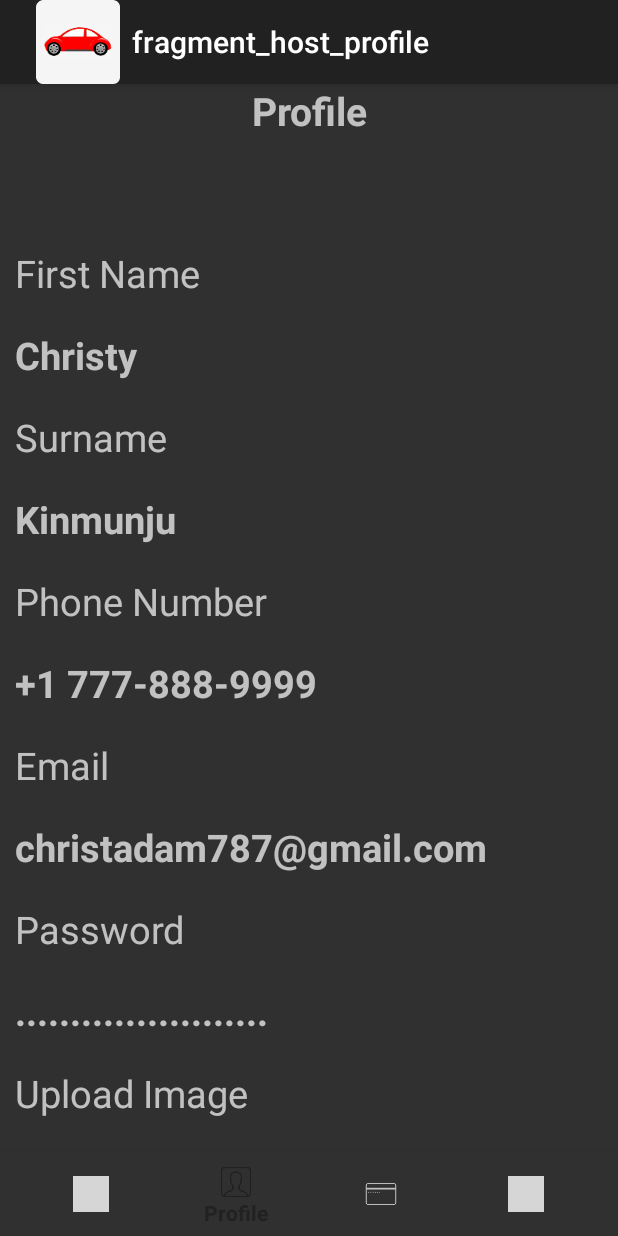
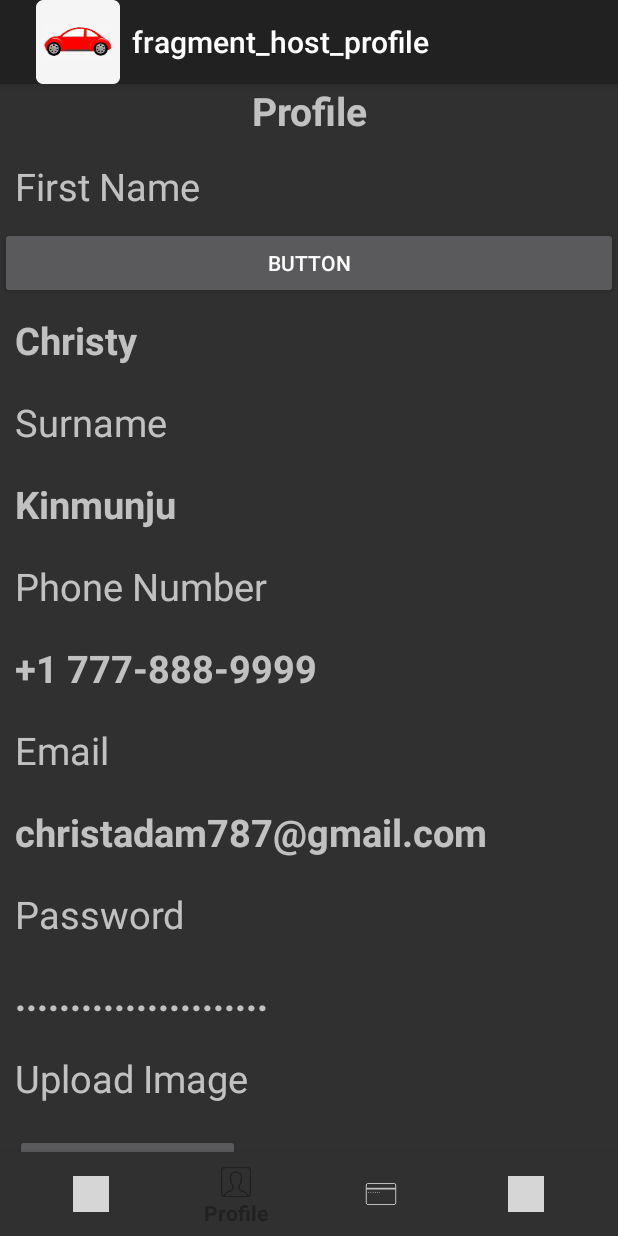
Before and after one commit to RIOlivaresV/car-rental-ranachrita, an Android app: the Host_Activity screen opened directly, with no data from a screen before it, on a phone screen of 412 x 824 dp. Run offline under Robolectric (Android 15) with nearby library versions, the phone set to English and light mode, and no system bars; our stand-ins replace navigation-ui; grey boxes are pictures that could not be loaded.

Commit message:
Have Fixed the Logout Issue and Back button issue -- Fragments needs to be updated to show the changes and main menu for second activity has been updated

```diff
--- a/app/src/main/java/com/example/carrentalranachrita/Host_Activity.java
+++ b/app/src/main/java/com/example/carrentalranachrita/Host_Activity.java
@@ -15,6 +15,14 @@ import com.google.android.material.bottomnavigation.BottomNavigationView;
 
 public class Host_Activity extends AppCompatActivity {
 
+    public void logout()
+    {
+        Intent i = new Intent(Host_Activity.this,MainActivity.class);
+        startActivity(i);
+
+    }
+
+
 
 
 
@@ -24,6 +32,7 @@ public class Host_Activity extends AppCompatActivity {
         setContentView(R.layout.activity_host);
 
         BottomNavigationView navView = findViewById(R.id.bottomNav_view_host);
+
 
 
 
@@ -39,4 +48,6 @@ public class Host_Activity extends AppCompatActivity {
         NavigationUI.setupActionBarWithNavController(this, navController, appBarConfiguration);
         NavigationUI.setupWithNavController(navView, navController);
     }
+
+
 }
--- a/app/src/main/java/com/example/carrentalranachrita/hostProfile.java
+++ b/app/src/main/java/com/example/carrentalranachrita/hostProfile.java
@@ -1,5 +1,6 @@
 package com.example.carrentalranachrita;
 
+import android.content.Intent;
 import android.os.Bundle;
 
 import androidx.fragment.app.Fragment;
@@ -55,10 +56,14 @@ public class hostProfile extends Fragment {
         }
     }
 
+
+
     @Override
     public View onCreateView(LayoutInflater inflater, ViewGroup container,
                              Bundle savedInstanceState) {
         // Inflate the layout for this fragment
         return inflater.inflate(R.layout.fragment_host_profile, container, false);
     }
+
+
 }
--- a/app/src/main/res/layout/fragment_host_profile.xml
+++ b/app/src/main/res/layout/fragment_host_profile.xml
@@ -38,6 +38,13 @@
                 android:gravity="center|left"
                 android:text="@string/hostFirstName"
                 android:textSize="25dp" />
+
+            <Button
+                android:id="@+id/button2"
+                android:layout_width="match_parent"
+                android:layout_height="wrap_content"
+                android:text="Button"
+                android:onClick="logout"/>
 
             <TextView
                 android:id="@+id/txtHostFirstName"
@@ -137,9 +144,10 @@
             <Button
                 android:id="@+id/button"
                 android:layout_width="150dp"
-                android:layout_height="wrap_content"
+                android:layout_height="58dp"
                 android:layout_margin="10dp"
                 android:gravity="center"
+                android:onClick="logout"
                 android:text="Button"
                 android:textSize="15dp" />
 
```
